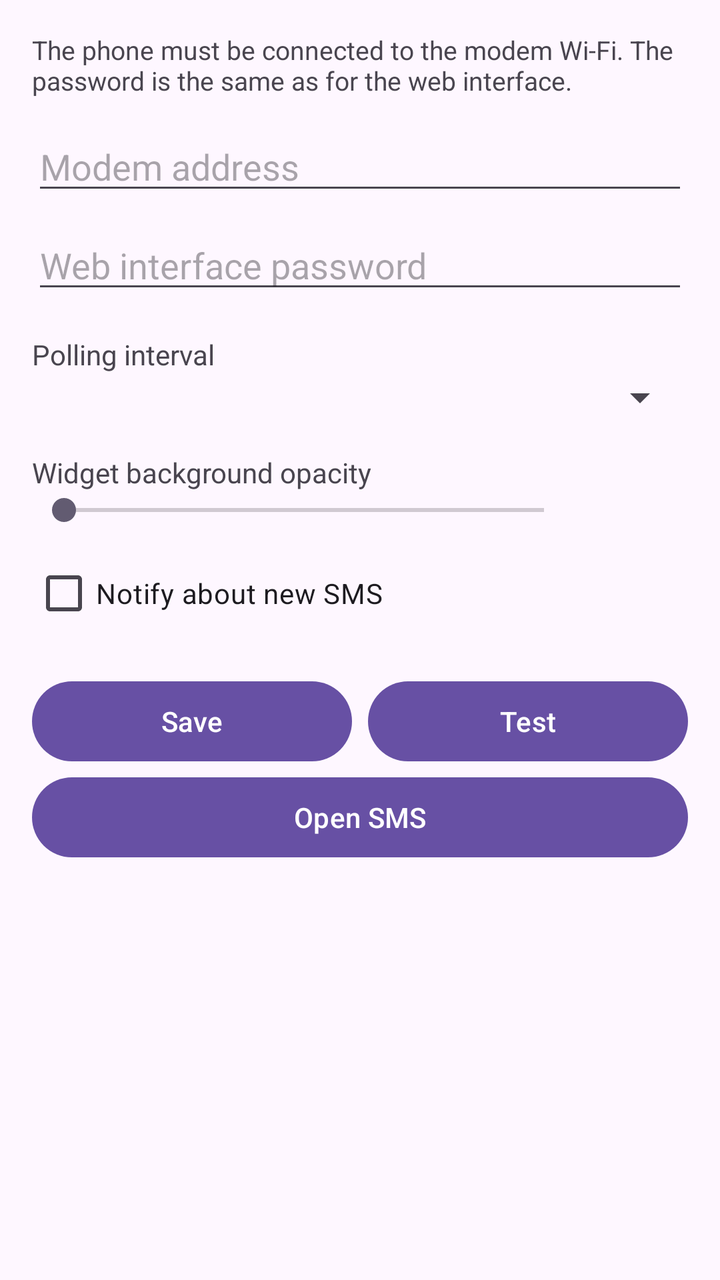
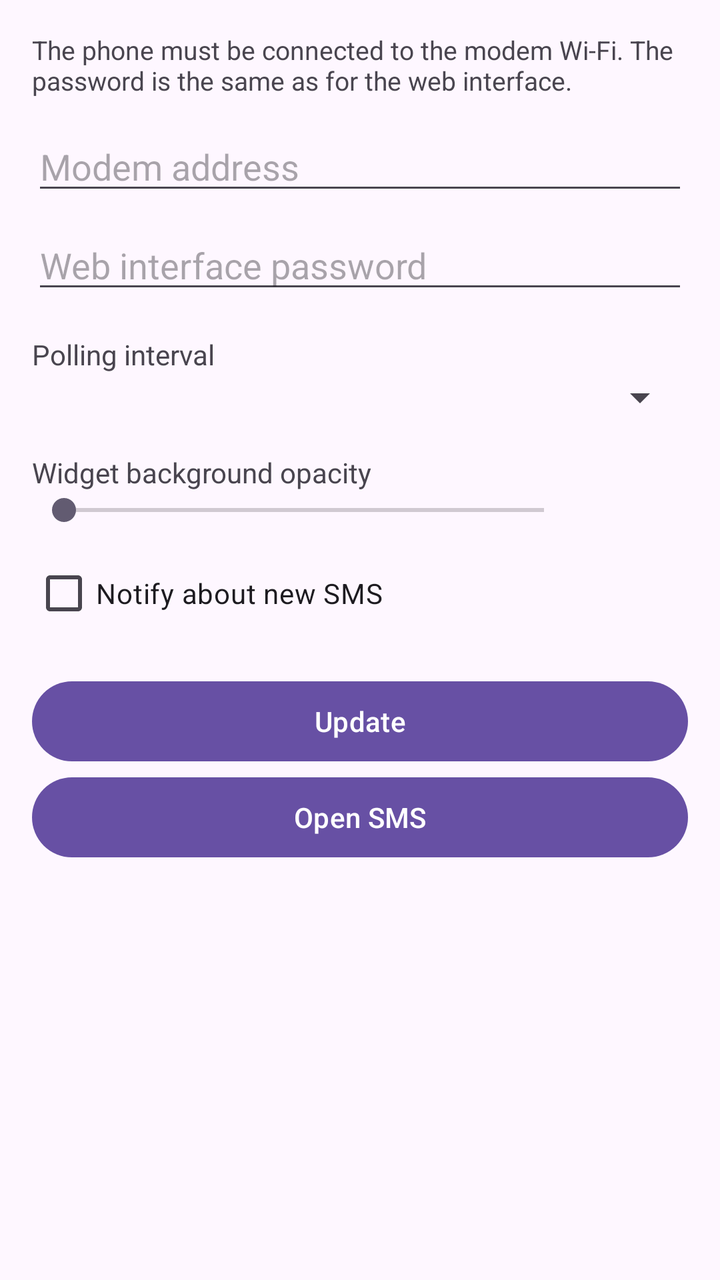

An Android layout rendered at two revisions. The XML below is the earlier revision; the diff shows what the commit changed to produce the second picture.
<!-- AndroidManifest.xml: application theme Theme.TendaMF6 -->
<!-- res/layout/activity_main.xml -->
<?xml version="1.0" encoding="utf-8"?>
<ScrollView xmlns:android="http://schemas.android.com/apk/res/android"
    android:layout_width="match_parent"
    android:layout_height="match_parent">

    <LinearLayout
        android:layout_width="match_parent"
        android:layout_height="wrap_content"
        android:orientation="vertical"
        android:padding="16dp">

        <TextView
            android:layout_width="match_parent"
            android:layout_height="wrap_content"
            android:text="@string/settings_hint"
            android:textSize="13sp" />

        <EditText
            android:id="@+id/host"
            android:layout_width="match_parent"
            android:layout_height="wrap_content"
            android:layout_marginTop="12dp"
            android:hint="@string/hint_host"
            android:importantForAutofill="no"
            android:inputType="text" />

        <EditText
            android:id="@+id/password"
            android:layout_width="match_parent"
            android:layout_height="wrap_content"
            android:layout_marginTop="8dp"
            android:hint="@string/hint_password"
            android:importantForAutofill="no"
            android:inputType="textPassword" />

        <TextView
            android:layout_width="match_parent"
            android:layout_height="wrap_content"
            android:layout_marginTop="16dp"
            android:text="@string/label_interval" />

        <Spinner
            android:id="@+id/interval"
            android:layout_width="match_parent"
            android:layout_height="wrap_content" />

        <TextView
            android:layout_width="match_parent"
            android:layout_height="wrap_content"
            android:layout_marginTop="16dp"
            android:text="@string/label_opacity" />

        <LinearLayout
            android:layout_width="match_parent"
            android:layout_height="wrap_content"
            android:gravity="center_vertical"
            android:orientation="horizontal">

            <SeekBar
                android:id="@+id/opacity"
                android:layout_width="0dp"
                android:layout_weight="1"
                android:layout_height="wrap_content"
                android:max="100" />

            <TextView
                android:id="@+id/opacityValue"
                android:layout_width="56dp"
                android:layout_height="wrap_content"
                android:gravity="end" />
        </LinearLayout>

        <CheckBox
            android:id="@+id/notify"
            android:layout_width="match_parent"
            android:layout_height="wrap_content"
            android:layout_marginTop="8dp"
            android:text="@string/label_notify" />

        <LinearLayout
            android:layout_width="match_parent"
            android:layout_height="wrap_content"
            android:layout_marginTop="16dp"
            android:orientation="horizontal">

            <Button
                android:id="@+id/save"
                android:layout_width="0dp"
                android:layout_weight="1"
                android:layout_height="wrap_content"
                android:text="@string/action_save" />

            <Button
                android:id="@+id/test"
                android:layout_width="0dp"
                android:layout_weight="1"
                android:layout_height="wrap_content"
                android:layout_marginStart="8dp"
                android:text="@string/action_test" />
        </LinearLayout>

        <Button
            android:id="@+id/openSms"
            android:layout_width="match_parent"
            android:layout_height="wrap_content"
            android:text="@string/action_open_sms" />

        <TextView
            android:id="@+id/result"
            android:layout_width="match_parent"
            android:layout_height="wrap_content"
            android:layout_marginTop="16dp"
            android:fontFamily="monospace"
            android:textIsSelectable="true"
            android:textSize="13sp" />
    </LinearLayout>
</ScrollView>
<!-- resources referenced by this layout -->
<resources>
  <string name="action_open_sms">Open SMS</string>
  <string name="action_save">Save</string>
  <string name="action_test">Test</string>
  <string name="hint_host">Modem address</string>
  <string name="hint_password">Web interface password</string>
  <string name="label_interval">Polling interval</string>
  <string name="label_notify">Notify about new SMS</string>
  <string name="label_opacity">Widget background opacity</string>
  <string name="settings_hint">The phone must be connected to the modem Wi-Fi. The password is the same as for the web interface.</string>
  <style name="Theme.TendaMF6" parent="Theme.Material3.DayNight" />
</resources>

<!-- the commit's change to res/layout/activity_main.xml (unified diff, before → after) -->
@@ -77,27 +77,13 @@
             android:layout_marginTop="8dp"
             android:text="@string/label_notify" />
 
-        <LinearLayout
+        
+        <Button
+            android:id="@+id/update"
             android:layout_width="match_parent"
             android:layout_height="wrap_content"
             android:layout_marginTop="16dp"
-            android:orientation="horizontal">
-
-            <Button
-                android:id="@+id/save"
-                android:layout_width="0dp"
-                android:layout_weight="1"
-                android:layout_height="wrap_content"
-                android:text="@string/action_save" />
-
-            <Button
-                android:id="@+id/test"
-                android:layout_width="0dp"
-                android:layout_weight="1"
-                android:layout_height="wrap_content"
-                android:layout_marginStart="8dp"
-                android:text="@string/action_test" />
-        </LinearLayout>
+            android:text="@string/action_update" />
 
         <Button
             android:id="@+id/openSms"
<!-- resource entries referenced after the edit -->
@@ -1,8 +1,7 @@
 <!-- resources referenced by this layout -->
 <resources>
   <string name="action_open_sms">Open SMS</string>
-  <string name="action_save">Save</string>
-  <string name="action_test">Test</string>
+  <string name="action_update">Update</string>
   <string name="hint_host">Modem address</string>
   <string name="hint_password">Web interface password</string>
   <string name="label_interval">Polling interval</string>
